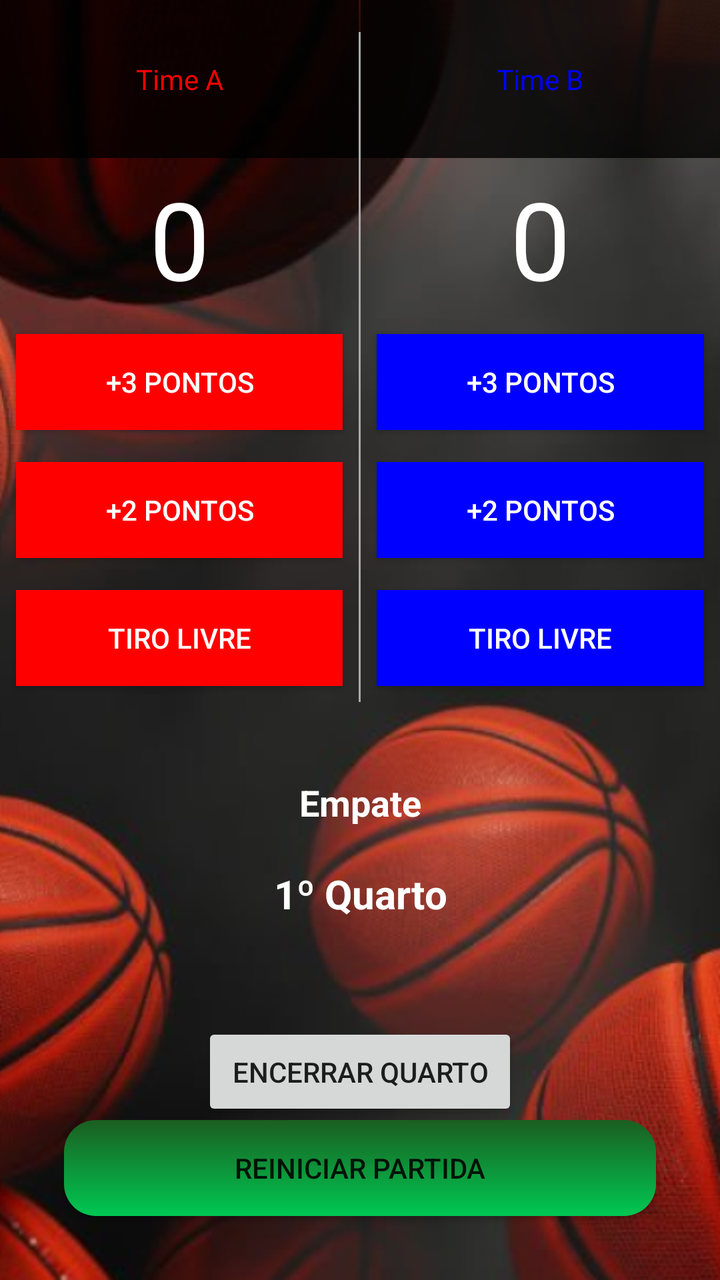
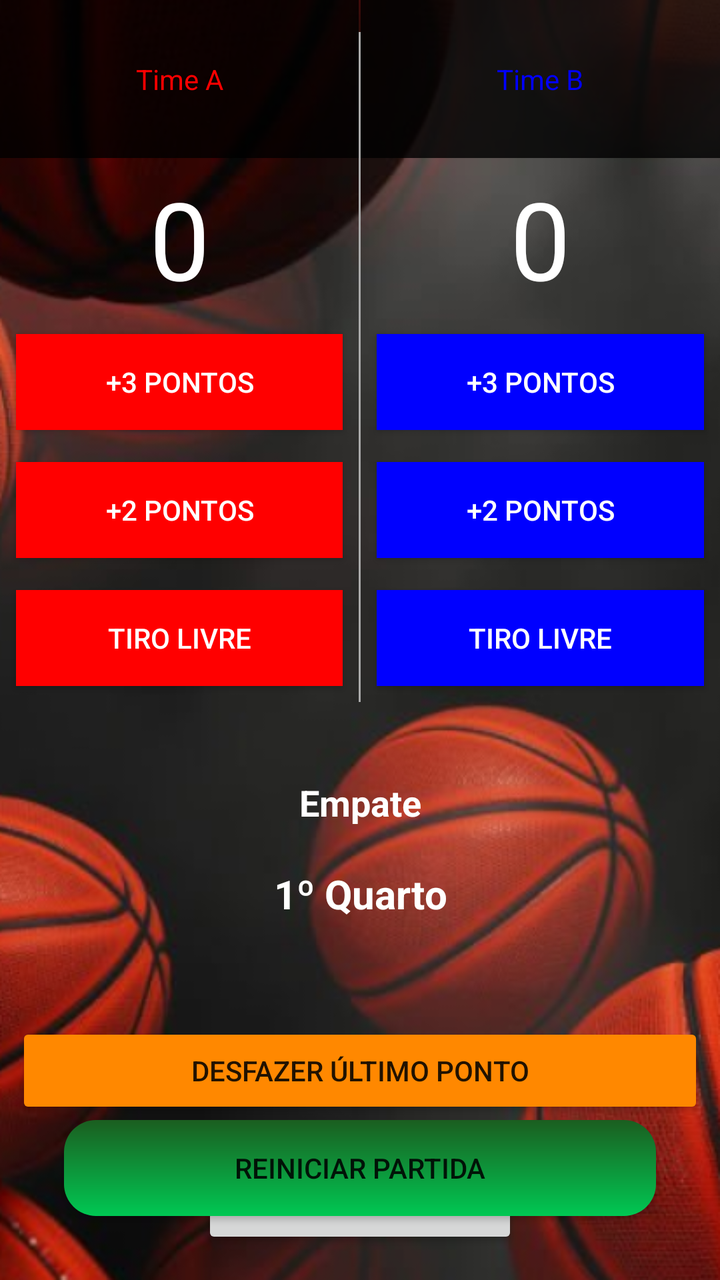

An Android layout rendered at two revisions. The XML below is the earlier revision; the diff shows what the commit changed to produce the second picture.
<!-- AndroidManifest.xml: activity theme Theme.PartidaBasquete -->
<!-- res/layout/activity_main.xml -->
<?xml version="1.0" encoding="utf-8"?>
<RelativeLayout xmlns:android="http://schemas.android.com/apk/res/android"
    xmlns:tools="http://schemas.android.com/tools"
    android:layout_width="match_parent"
    android:layout_height="match_parent"
    android:background="@drawable/fundo_basquete"
    tools:context="com.seu.pacote">


    <LinearLayout
        android:layout_width="match_parent"
        android:layout_height="wrap_content"
        android:orientation="vertical">

        <LinearLayout
            android:layout_width="match_parent"
            android:layout_height="wrap_content"
            android:orientation="horizontal">

            <LinearLayout
                android:layout_width="0dp"
                android:layout_height="wrap_content"
                android:layout_weight="1"
                android:orientation="vertical">

                <TextView
                    android:id="@+id/timeA"
                    android:layout_width="match_parent"
                    android:layout_height="wrap_content"
                    android:background="#CC000000"
                    android:fontFamily="sans-serif"
                    android:gravity="center"
                    android:padding="30dp"
                    android:text="Time A"
                    android:textColor="#FF0000"
                    android:textSize="14sp" />

                <TextView
                    android:id="@+id/placarTimeA"
                    android:layout_width="match_parent"
                    android:layout_height="wrap_content"
                    android:fontFamily="sans-serif"
                    android:gravity="center"
                    android:padding="4dp"
                    android:text="0"
                    android:textColor="@color/white"
                    android:textSize="54sp" />

                <Button
                    android:id="@+id/tresPontosA"
                    android:layout_width="match_parent"
                    android:layout_height="wrap_content"
                    android:layout_margin="8dp"
                    android:background="#FF0000"
                    android:text="+3 PONTOS"
                    android:textColor="@color/white" />

                <Button
                    android:id="@+id/doisPontosA"
                    android:layout_width="match_parent"
                    android:layout_height="wrap_content"
                    android:layout_margin="8dp"
                    android:background="#FF0000"
                    android:text="+2 PONTOS"
                    android:textColor="@color/white" />


                <Button
                    android:id="@+id/tiroLivreA"
                    android:layout_width="match_parent"
                    android:layout_height="wrap_content"
                    android:layout_margin="8dp"
                    android:background="#FF0000"
                    android:text="Tiro Livre"
                    android:textColor="@color/white" />

            </LinearLayout>

        <View
            android:layout_width="1dp"
            android:layout_height="match_parent"
            android:background="@android:color/darker_gray"
            android:layout_marginTop="16dp"/>

            <LinearLayout
                android:layout_width="0dp"
                android:layout_height="wrap_content"
                android:layout_weight="1"
                android:orientation="vertical">

                <TextView
                    android:id="@+id/timeB"
                    android:layout_width="match_parent"
                    android:layout_height="wrap_content"
                    android:background="#CC000000"
                    android:fontFamily="sans-serif"
                    android:gravity="center"
                    android:padding="30dp"
                    android:text="Time B"
                    android:textColor="#0000FF"
                    android:textSize="14sp" />

                <TextView
                    android:id="@+id/placarTimeB"
                    android:layout_width="match_parent"
                    android:layout_height="wrap_content"
                    android:fontFamily="sans-serif"
                    android:gravity="center"
                    android:padding="4dp"
                    android:text="0"
                    android:textColor="@color/white"
                    android:textSize="54sp" />

                <Button
                    android:id="@+id/tresPontosB"
                    android:layout_width="match_parent"
                    android:layout_height="wrap_content"
                    android:layout_margin="8dp"
                    android:background="#0000FF"
                    android:text="+3 PONTOS"
                    android:textColor="@color/white" />

                <Button
                    android:id="@+id/doisPontosB"
                    android:layout_width="match_parent"
                    android:layout_height="wrap_content"
                    android:layout_margin="8dp"
                    android:background="#0000FF"
                    android:text="+2 PONTOS"
                    android:textColor="@color/white" />


                <Button
                    android:id="@+id/tiroLivreB"
                    android:layout_width="match_parent"
                    android:layout_height="wrap_content"
                    android:layout_margin="8dp"
                    android:background="#0000FF"
                    android:text="Tiro Livre"
                    android:textColor="@color/white" />
            </LinearLayout>

    </LinearLayout>
        <TextView
            android:id="@+id/diferencaPlacar"
            android:layout_width="match_parent"
            android:layout_height="wrap_content"
            android:gravity="center"
            android:padding="12dp"
            android:text="Empate"
            android:textSize="18sp"
            android:textColor="@color/white"
            android:textStyle="bold"
            android:layout_marginTop="26dp"
            android:fontFamily="sans-serif"/>

        <TextView
            android:id="@+id/quartoAtual"
            android:layout_width="match_parent"
            android:layout_height="wrap_content"
            android:gravity="center"
            android:padding="8dp"
            android:text="1º Quarto"
            android:textSize="20sp"
            android:textColor="@color/white"
            android:textStyle="bold"
            android:fontFamily="sans-serif"/>

        <TextView
            android:id="@+id/historicoQuartos"
            android:layout_width="match_parent"
            android:layout_height="wrap_content"
            android:gravity="center"
            android:padding="8dp"
            android:textSize="14sp"
            android:textColor="@color/white"
            android:fontFamily="sans-serif"/>

        <Button
            android:id="@+id/encerrarQuarto"
            android:layout_width="wrap_content"
            android:layout_height="wrap_content"
            android:layout_gravity="center_horizontal"
            android:layout_margin="8dp"
            android:padding="15dp"
            android:shadowRadius="10"
            android:text="Encerrar Quarto" />

    </LinearLayout>

    <Button
        android:id="@+id/reiniciarPartida"
        android:layout_width="match_parent"
        android:layout_height="wrap_content"
        android:layout_alignParentBottom="true"
        android:layout_centerHorizontal="true"
        android:layout_margin="32dp"
        android:background="@drawable/botao_reiniciar"
        android:text="Reiniciar Partida" />
</RelativeLayout>
<!-- resources referenced by this layout -->
<resources>
  <color name="white">#FFFFFFFF</color>
  <!-- drawable botao_reiniciar (drawable) -->
  <shape xmlns:android="http://schemas.android.com/apk/res/android"
      android:shape="rectangle">
      <gradient
          android:startColor="#00C853"
          android:endColor="#1B5E20"
          android:angle="90"/>
      <corners android:radius="16dp"/>
  </shape>
  <!-- drawable fundo_basquete: png bitmap (drawable, 244607 bytes) -->
  <style name="Theme.PartidaBasquete" parent="android:Theme.Material.Light.NoActionBar" />
</resources>

<!-- the commit's change to res/layout/activity_main.xml (unified diff, before → after) -->
@@ -175,6 +175,14 @@
             android:textSize="14sp"
             android:textColor="@color/white"
             android:fontFamily="sans-serif"/>
+
+        <Button
+            android:id="@+id/desfazerPonto"
+            android:layout_width="match_parent"
+            android:layout_height="wrap_content"
+            android:layout_margin="8dp"
+            android:text="Desfazer Último Ponto"
+            android:backgroundTint="#FF8800"/>
 
         <Button
             android:id="@+id/encerrarQuarto"
